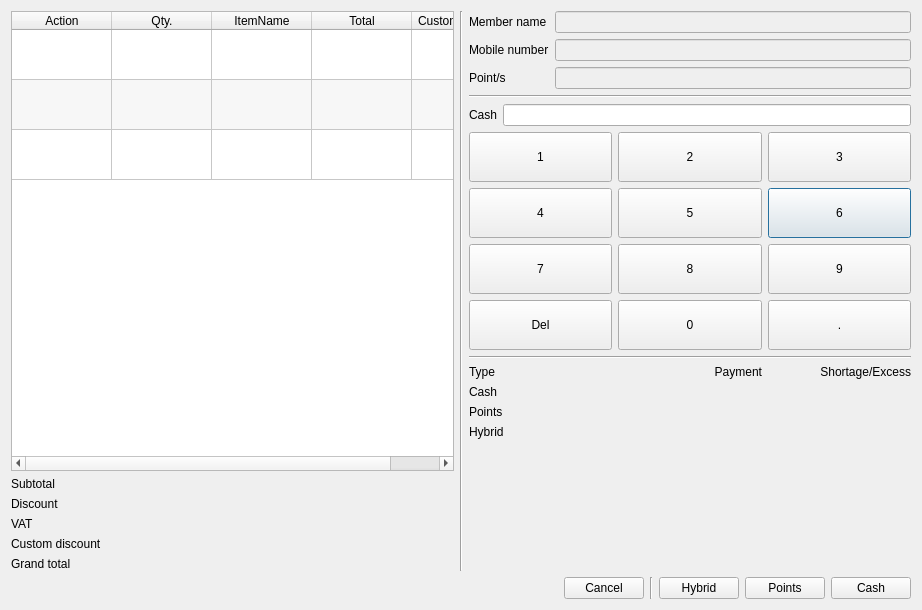
Old version of the form app/views/templates/InOrder.ui in the repository rondalefloyd/mts-pos.
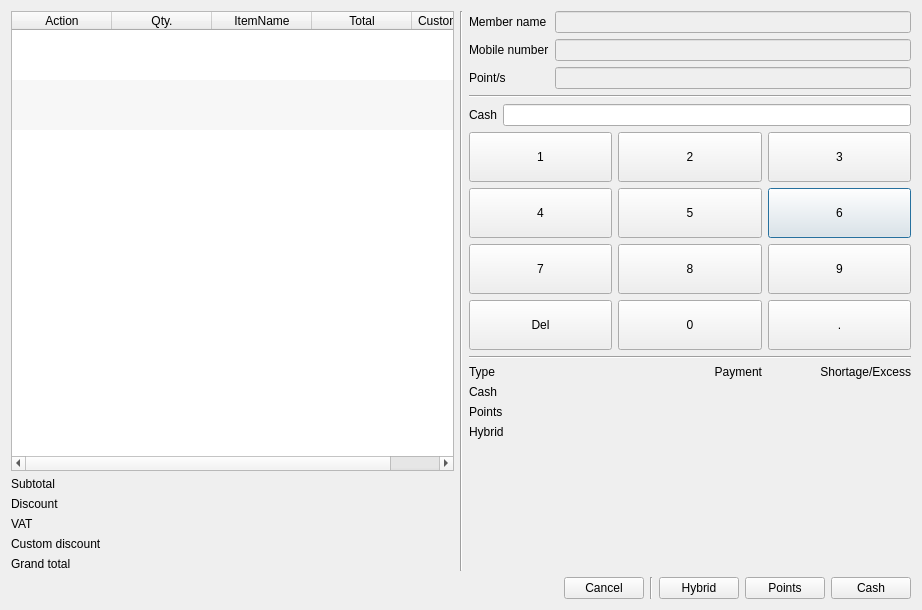
New version of the form.

Diff of the .ui file:
```diff
--- a/app/views/templates/InOrder.ui
+++ b/app/views/templates/InOrder.ui
@@ -32,6 +32,9 @@
          <property name="horizontalScrollMode">
           <enum>QAbstractItemView::ScrollPerPixel</enum>
          </property>
+         <property name="showGrid">
+          <bool>false</bool>
+         </property>
          <property name="gridStyle">
           <enum>Qt::SolidLine</enum>
          </property>
```
